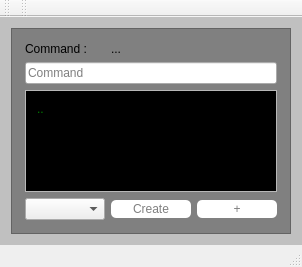
bbuyukyuksel/version-selector, file mainwindow.ui: the form before one commit.
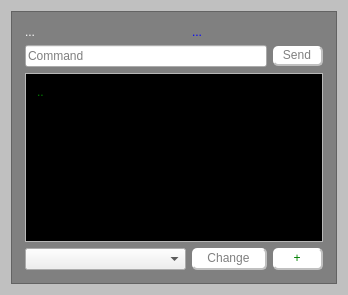
The form after the commit.

```diff
--- a/mainwindow.ui
+++ b/mainwindow.ui
@@ -6,15 +6,22 @@
    <rect>
     <x>0</x>
     <y>0</y>
-    <width>302</width>
-    <height>267</height>
+    <width>348</width>
+    <height>295</height>
    </rect>
   </property>
   <property name="windowTitle">
    <string>MainWindow</string>
   </property>
   <property name="styleSheet">
-   <string notr="true">QPushButton#addFile{
+   <string notr="true">QLabel#label{
+	color:blue;
+}
+QLabel#info{
+	color:white;
+}
+
+QPushButton#addFile{
 	
 }
 QLabel#output{
@@ -39,14 +46,17 @@
 color:gray;
 background-color:white;
 border-radius:5px;
-border:silver;
 
 padding:2px;
-}
-QPushButton:hover, focused{
 border-bottom:2px solid silver;
 border-right:2px solid silver;
 }
+QPushButton:hover, focused{
+border:silver;
+}
+QPushButton#addFile{
+color:green;
+}
 
 </string>
   </property>
@@ -62,15 +72,15 @@
         <rect>
          <x>0</x>
          <y>0</y>
-         <width>278</width>
-         <height>183</height>
+         <width>324</width>
+         <height>271</height>
         </rect>
        </property>
        <layout class="QGridLayout" name="gridLayout_2">
         <item row="0" column="0">
          <widget class="QLabel" name="info">
           <property name="text">
-           <string>Command :</string>
+           <string>...</string>
           </property>
          </widget>
         </item>
@@ -84,16 +94,6 @@
         <item row="3" column="0">
          <widget class="QComboBox" name="pool"/>
         </item>
-        <item row="3" column="1">
-         <widget class="QPushButton" name="bt_create">
-          <property name="styleSheet">
-           <string notr="true"/>
-          </property>
-          <property name="text">
-           <string>Create</string>
-          </property>
-         </widget>
-        </item>
         <item row="2" column="0" colspan="3">
          <widget class="QScrollArea" name="scrollArea_2">
           <property name="widgetResizable">
@@ -104,8 +104,8 @@
             <rect>
              <x>0</x>
              <y>0</y>
-             <width>258</width>
-             <height>81</height>
+             <width>304</width>
+             <height>175</height>
             </rect>
            </property>
            <layout class="QGridLayout" name="gridLayout">
@@ -123,20 +123,55 @@
           </widget>
          </widget>
         </item>
-        <item row="1" column="0" colspan="3">
-         <widget class="QLineEdit" name="cmd">
-          <property name="placeholderText">
-           <string>Command</string>
-          </property>
-         </widget>
-        </item>
         <item row="3" column="2">
          <widget class="QPushButton" name="addFile">
+          <property name="maximumSize">
+           <size>
+            <width>50</width>
+            <height>50</height>
+           </size>
+          </property>
           <property name="text">
            <string>+</string>
           </property>
          </widget>
         </item>
+        <item row="1" column="0" colspan="2">
+         <widget class="QLineEdit" name="cmd">
+          <property name="enabled">
+           <bool>true</bool>
+          </property>
+          <property name="text">
+           <string/>
+          </property>
+          <property name="placeholderText">
+           <string>Command</string>
+          </property>
+         </widget>
+        </item>
+        <item row="1" column="2">
+         <widget class="QPushButton" name="bt_create">
+          <property name="styleSheet">
+           <string notr="true"/>
+          </property>
+          <property name="text">
+           <string>Send</string>
+          </property>
+         </widget>
+        </item>
+        <item row="3" column="1">
+         <widget class="QPushButton" name="bt_changeVersion">
+          <property name="maximumSize">
+           <size>
+            <width>75</width>
+            <height>50</height>
+           </size>
+          </property>
+          <property name="text">
+           <string>Change</string>
+          </property>
+         </widget>
+        </item>
        </layout>
        <zorder>label</zorder>
        <zorder>info</zorder>
@@ -150,36 +185,6 @@
     </item>
    </layout>
   </widget>
-  <widget class="QMenuBar" name="menuBar">
-   <property name="geometry">
-    <rect>
-     <x>0</x>
-     <y>0</y>
-     <width>302</width>
-     <height>21</height>
-    </rect>
-   </property>
-  </widget>
-  <widget class="QToolBar" name="mainToolBar">
-   <attribute name="toolBarArea">
-    <enum>TopToolBarArea</enum>
-   </attribute>
-   <attribute name="toolBarBreak">
-    <bool>false</bool>
-   </attribute>
-  </widget>
-  <widget class="QStatusBar" name="statusBar"/>
-  <widget class="QToolBar" name="toolBar">
-   <property name="windowTitle">
-    <string>toolBar</string>
-   </property>
-   <attribute name="toolBarArea">
-    <enum>TopToolBarArea</enum>
-   </attribute>
-   <attribute name="toolBarBreak">
-    <bool>false</bool>
-   </attribute>
-  </widget>
   <action name="actionAdd">
    <property name="text">
     <string>Add</string>
```
Left out of the diff: 3 changed lines with no effect on the pictures.
